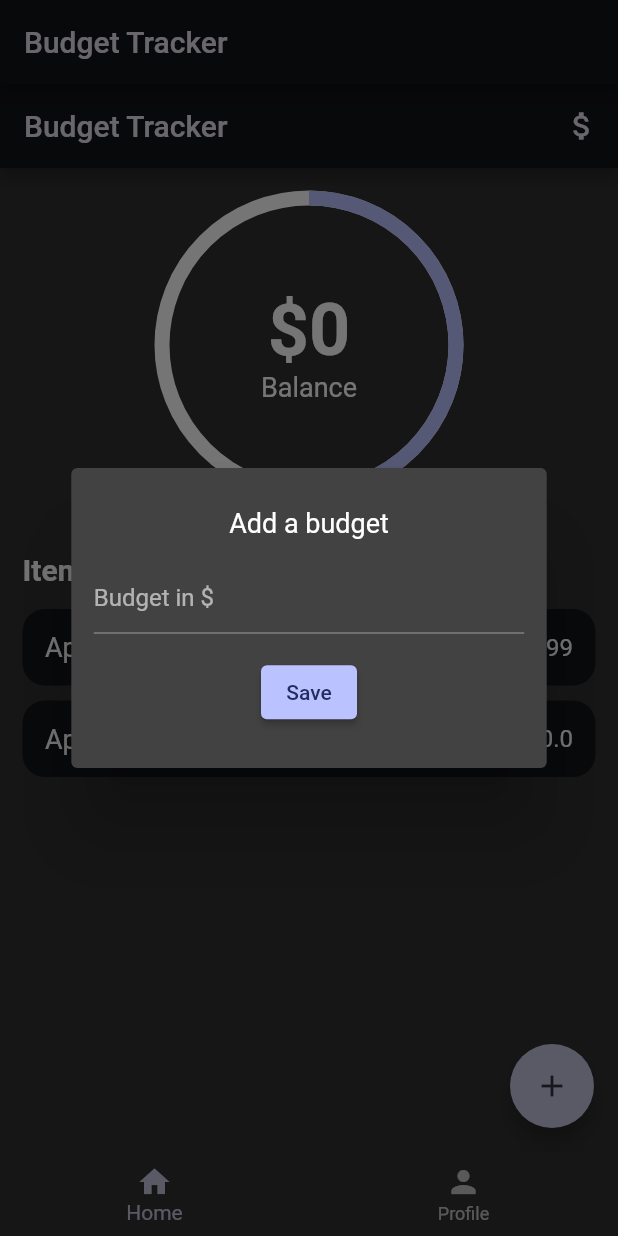
After one commit to sebastienBellon/budget_tracker_flutter, a Flutter app: the screen it shows after launch, after a tap on the "attach money" icon, on a phone screen of 412 x 824 dp. The commit adds this screen. Run offline on Flutter 3.47's test engine with Material 2 defaults, Android fonts, the phone set to English and light mode, and no system bars; drawn by our look-alikes of percent_indicator.

Commit message:
✨ add a dialog to set the budget

```diff
--- a/lib/pages/home_page.dart
+++ b/lib/pages/home_page.dart
@@ -3,6 +3,7 @@ import 'package:flutter/material.dart';
 import 'package:percent_indicator/circular_percent_indicator.dart';
 
 import '../models/transaction_item.dart';
+import '../widgets/add_budget_dialog.dart';
 import '../widgets/transaction_card.dart';
 
 class HomePage extends StatefulWidget {
@@ -32,6 +33,23 @@ class _HomePageState extends State<HomePage> {
   Widget build(BuildContext context) {
     final screenSize = MediaQuery.of(context).size;
     return Scaffold(
+      appBar: AppBar(
+        title: const Text('Budget Tracker'),
+        actions: [
+          IconButton(
+            onPressed: () {
+              showDialog(
+                  context: context,
+                  builder: (context) {
+                    return AddBudgetDialog(
+                      setBudget: (budget) {},
+                    );
+                  });
+            },
+            icon: const Icon(Icons.attach_money),
+          )
+        ],
+      ),
       floatingActionButton: FloatingActionButton(
         onPressed: () {
           showDialog(
--- /dev/null
+++ b/lib/widgets/add_budget_dialog.dart
@@ -0,0 +1,55 @@
+import 'package:flutter/material.dart';
+import 'package:flutter/services.dart';
+
+class AddBudgetDialog extends StatefulWidget {
+  final Function(double) setBudget;
+  const AddBudgetDialog({Key? key, required this.setBudget}) : super(key: key);
+
+  @override
+  State<AddBudgetDialog> createState() => _AddBudgetDialogState();
+}
+
+class _AddBudgetDialogState extends State<AddBudgetDialog> {
+  final TextEditingController budgetController = TextEditingController();
+
+  @override
+  Widget build(BuildContext context) {
+    return Dialog(
+      child: SizedBox(
+        width: MediaQuery.of(context).size.width / 1.3,
+        height: 200,
+        child: Padding(
+          padding: const EdgeInsets.all(15.0),
+          child: Column(
+            mainAxisAlignment: MainAxisAlignment.center,
+            children: [
+              const Text(
+                "Add a budget",
+                style: TextStyle(fontSize: 18),
+              ),
+              const SizedBox(height: 15),
+              TextField(
+                controller: budgetController,
+                keyboardType: TextInputType.number,
+                inputFormatters: <TextInputFormatter>[
+                  FilteringTextInputFormatter.digitsOnly
+                ],
+                decoration: const InputDecoration(hintText: "Budget in \$"),
+              ),
+              const SizedBox(height: 15),
+              ElevatedButton(
+                onPressed: () {
+                  if (budgetController.text.isNotEmpty) {
+                    widget.setBudget(double.parse(budgetController.text));
+                    Navigator.pop(context);
+                  }
+                },
+                child: const Text("Save"),
+              )
+            ],
+          ),
+        ),
+      ),
+    );
+  }
+}
```
